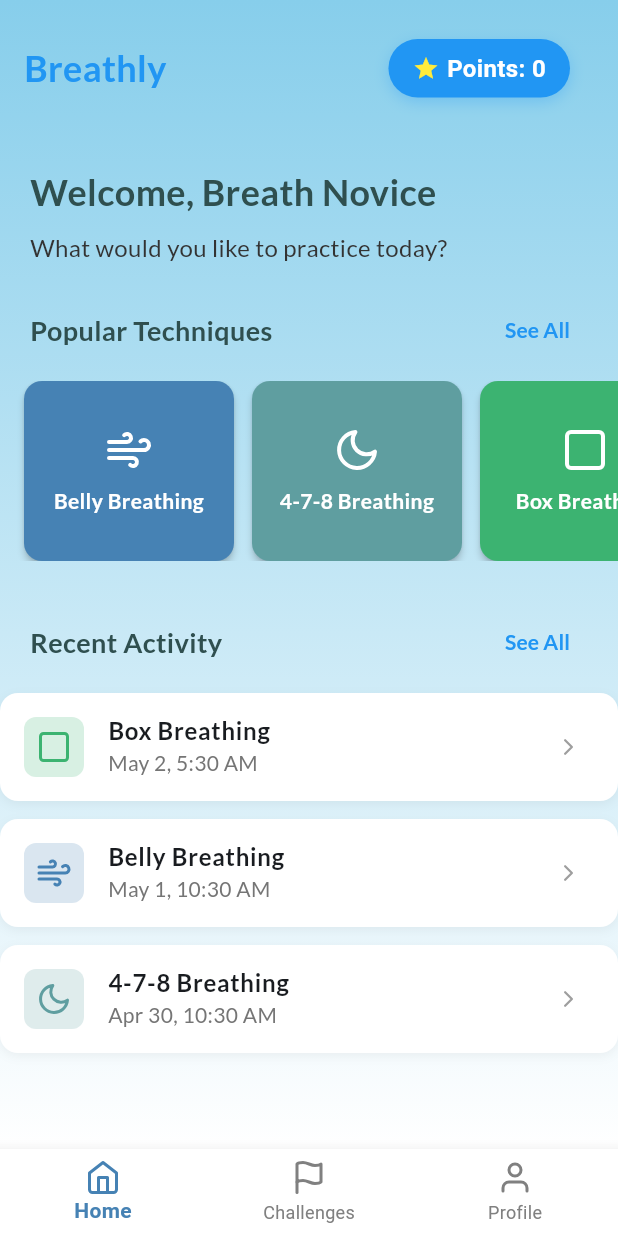
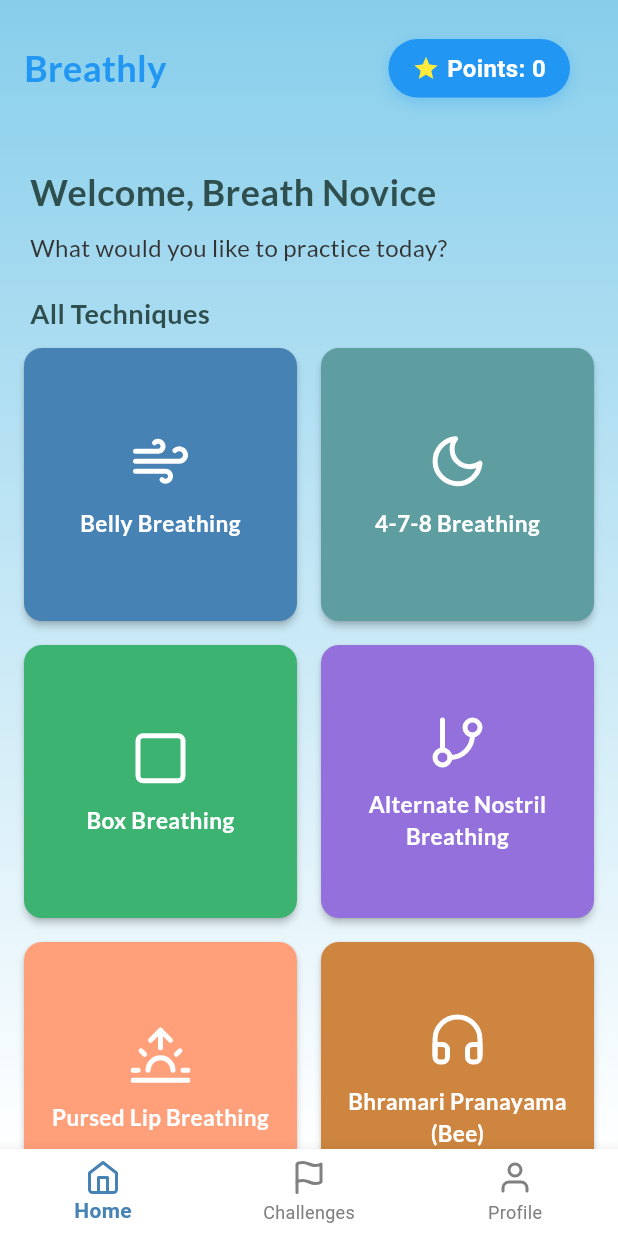
Before and after one commit to hassandaemi/breathingapp, a Flutter app: the screen it shows after launch, on a phone screen of 412 x 824 dp. Run offline on Flutter 3.47's test engine with Material 3 defaults, Android fonts, the phone set to English and light mode, and no system bars; our stand-ins replace audioplayers, fl_chart, flutter_feather_icons, flutter_local_notifications, google_fonts, shared_preferences and 1 more; accounts and stored records are empty.

Commit message:
feat: Refactor technique display to show all techniques in a grid layout and update UI elements

```diff
--- a/lib/screens/home_screen.dart
+++ b/lib/screens/home_screen.dart
@@ -42,8 +42,8 @@ class HomeScreen extends StatelessWidget {
                     const SizedBox(height: 20),
                     _buildWelcomeSection(context),
                     const SizedBox(height: 20),
-                    _buildPopularTechniques(context),
-                    const SizedBox(height: 30),
+                    _buildAllTechniques(context),
+                    const SizedBox(height: 40),
                     _buildRecentHistory(context),
                     const SizedBox(height: 20),
                   ],
@@ -108,56 +108,40 @@ class HomeScreen extends StatelessWidget {
     );
   }
 
-  Widget _buildPopularTechniques(BuildContext context) {
+  Widget _buildAllTechniques(BuildContext context) {
     final appState = Provider.of<AppState>(context);
     final techniques = appState.breathingTechniques;
-
-    // Define popular techniques (first 4 for this example)
-    final popularTechniques = techniques.take(4).toList();
 
     return Column(
       crossAxisAlignment: CrossAxisAlignment.start,
       children: [
         Padding(
           padding: const EdgeInsets.symmetric(horizontal: 20),
-          child: Row(
-            mainAxisAlignment: MainAxisAlignment.spaceBetween,
-            children: [
-              Text(
-                'Popular Techniques',
+          child: Text(
+            'All Techniques',
             style: GoogleFonts.lato(
               fontSize: 18,
               fontWeight: FontWeight.bold,
               color: const Color(0xFF2F4F4F),
             ),
           ),
-              TextButton(
-                onPressed: () {
-                  // Show all techniques in a modal bottom sheet
-                  _showAllTechniques(context, techniques);
-                },
-                child: Text(
-                  'See All',
-                  style: GoogleFonts.lato(
-                    fontSize: 14,
-                    fontWeight: FontWeight.w600,
-                    color: AppTheme.primaryColor,
-                  ),
-                ),
-              ),
-            ],
-          ),
         ),
         const SizedBox(height: 10),
-        SizedBox(
-          height: 120,
-          child: ListView.builder(
+        Padding(
           padding: const EdgeInsets.symmetric(horizontal: 16),
-            scrollDirection: Axis.horizontal,
-            itemCount: popularTechniques.length,
+          child: GridView.builder(
+            physics: const NeverScrollableScrollPhysics(),
+            shrinkWrap: true,
+            gridDelegate: const SliverGridDelegateWithFixedCrossAxisCount(
+              crossAxisCount: 2,
+              crossAxisSpacing: 16.0,
+              mainAxisSpacing: 16.0,
+              childAspectRatio: 1.0,
+            ),
+            itemCount: techniques.length,
             itemBuilder: (context, index) {
-              final technique = popularTechniques[index];
-              return _buildPopularTechniqueCard(context, technique);
+              final technique = techniques[index];
+              return _buildTechniqueCard(context, technique);
             },
           ),
         ),
@@ -165,7 +149,7 @@ class HomeScreen extends StatelessWidget {
     );
   }
 
-  Widget _buildPopularTechniqueCard(
+  Widget _buildTechniqueCard(
       BuildContext context, BreathingTechnique technique) {
     IconData getIconData(String name) {
       switch (name) {
@@ -188,140 +172,6 @@ class HomeScreen extends StatelessWidget {
       }
     }
 
-    return Container(
-      margin: const EdgeInsets.only(right: 12),
-      width: 140,
-      child: Material(
-        color: technique.color,
-        elevation: 2.0,
-        borderRadius: BorderRadius.circular(12.0),
-        child: InkWell(
-          borderRadius: BorderRadius.circular(12.0),
-          onTap: () {
-            Navigator.push(
-              context,
-              PageRouteBuilder(
-                pageBuilder: (context, animation, secondaryAnimation) =>
-                    TechniqueDetailScreen(technique: technique),
-                transitionsBuilder:
-                    (context, animation, secondaryAnimation, child) {
-                  return FadeTransition(opacity: animation, child: child);
-                },
-                transitionDuration: const Duration(milliseconds: 400),
-              ),
-            );
-          },
-          child: Padding(
-            padding: const EdgeInsets.all(12.0),
-            child: Column(
-              mainAxisAlignment: MainAxisAlignment.center,
-              crossAxisAlignment: CrossAxisAlignment.center,
-              children: [
-                Icon(
-                  getIconData(technique.iconName),
-                  size: 32.0,
-                  color: Colors.white,
-                ),
-                const SizedBox(height: 8),
-                Text(
-                  technique.name,
-                  textAlign: TextAlign.center,
-                  style: GoogleFonts.lato(
-                    color: Colors.white,
-                    fontWeight: FontWeight.bold,
-                    fontSize: 14,
-                  ),
-                  maxLines: 2,
-                  overflow: TextOverflow.ellipsis,
-                ),
-              ],
-            ),
-          ),
-        ),
-      ),
-    );
-  }
-
-  void _showAllTechniques(
-      BuildContext context, List<BreathingTechnique> techniques) {
-    showModalBottomSheet(
-      context: context,
-      isScrollControlled: true,
-      backgroundColor: Colors.transparent,
-      builder: (context) => Container(
-        height: MediaQuery.of(context).size.height * 0.75,
-        decoration: const BoxDecoration(
-          color: Colors.white,
-          borderRadius: BorderRadius.only(
-            topLeft: Radius.circular(20),
-            topRight: Radius.circular(20),
-          ),
-        ),
-        child: Column(
-          children: [
-            Container(
-              margin: const EdgeInsets.only(top: 10),
-              width: 40,
-              height: 5,
-              decoration: BoxDecoration(
-                color: Colors.grey[300],
-                borderRadius: BorderRadius.circular(10),
-              ),
-            ),
-            Padding(
-              padding: const EdgeInsets.all(16.0),
-              child: Text(
-                'All Breathing Techniques',
-                style: GoogleFonts.lato(
-                  fontSize: 20,
-                  fontWeight: FontWeight.bold,
-                  color: const Color(0xFF2F4F4F),
-                ),
-              ),
-            ),
-            Expanded(
-              child: _buildTechniqueGrid(context, techniques),
-            ),
-          ],
-        ),
-      ),
-    );
-  }
-
-  Widget _buildTechniqueGrid(
-      BuildContext context, List<BreathingTechnique> techniques) {
-    IconData getIconData(String name) {
-      switch (name) {
-        case 'wind':
-          return FeatherIcons.wind;
-        case 'moon':
-          return FeatherIcons.moon;
-        case 'square':
-          return FeatherIcons.square;
-        case 'git-branch':
-          return FeatherIcons.gitBranch;
-        case 'sunrise':
-          return FeatherIcons.sunrise;
-        case 'headphones':
-          return FeatherIcons.headphones;
-        case 'zap':
-          return FeatherIcons.zap;
-        default:
-          return FeatherIcons.activity;
-      }
-    }
-
-    return GridView.builder(
-      padding: const EdgeInsets.all(16.0),
-      gridDelegate: const SliverGridDelegateWithFixedCrossAxisCount(
-        crossAxisCount: 2,
-        crossAxisSpacing: 16.0,
-        mainAxisSpacing: 16.0,
-        childAspectRatio: 1.0,
-      ),
-      itemCount: techniques.length,
-      itemBuilder: (context, index) {
-        final technique = techniques[index];
     return Material(
       color: technique.color,
       elevation: 2.0,
@@ -329,7 +179,6 @@ class HomeScreen extends StatelessWidget {
       child: InkWell(
         borderRadius: BorderRadius.circular(12.0),
         onTap: () {
-              Navigator.pop(context); // Close the bottom sheet
           Navigator.push(
             context,
             PageRouteBuilder(
@@ -370,8 +219,6 @@ class HomeScreen extends StatelessWidget {
           ),
         ),
       ),
-        );
-      },
     );
   }
 
```
Lines whose indentation alone changed are shown as unchanged.
